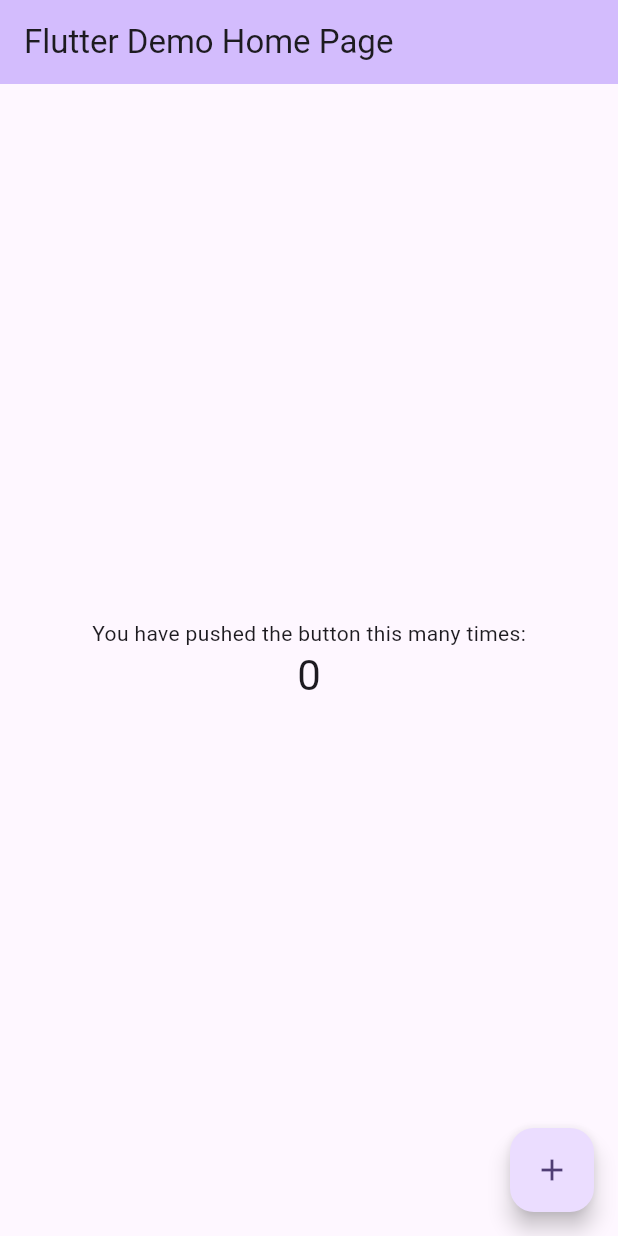
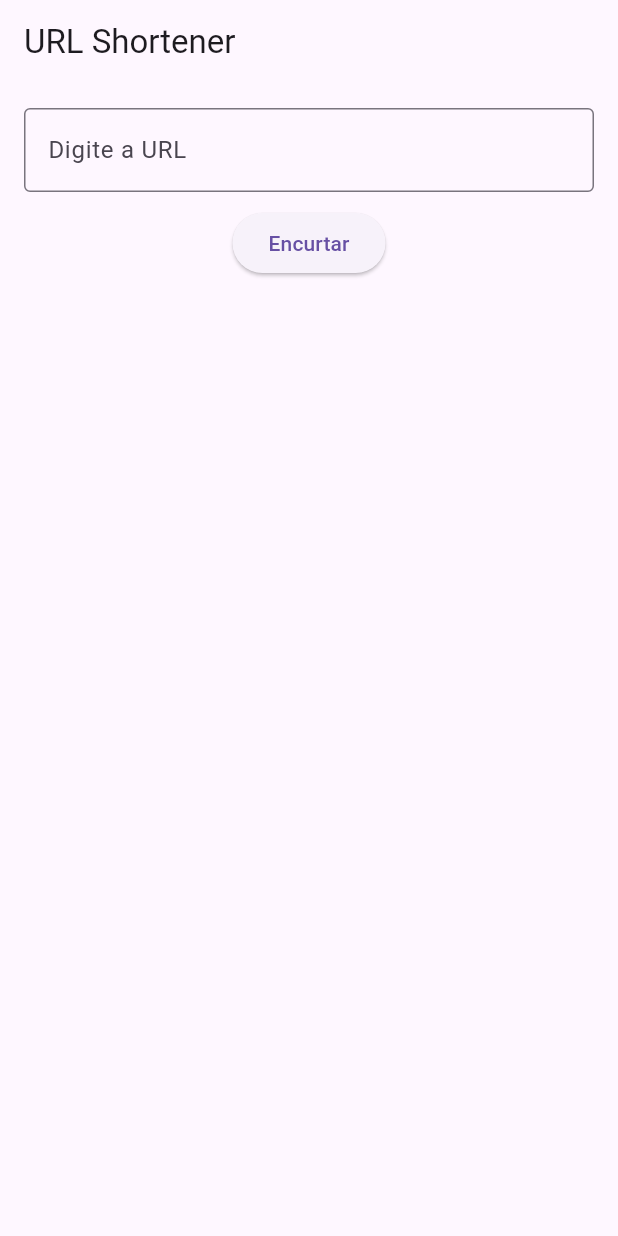
Before and after one commit to pbelfort/link_app, a Flutter app: the screen it shows after launch, on a phone screen of 412 x 824 dp. Run offline on Flutter 3.47's test engine with Material 3 defaults, Android fonts, the phone set to English and light mode, and no system bars.

Commit message:
Implement URL shortener functionality with UI and state management

```diff
--- /dev/null
+++ b/lib/data/models/shortened_link.dart
@@ -0,0 +1,19 @@
+class ShortenedLink {
+  final String alias;
+  final String original;
+  final String short;
+
+  ShortenedLink({
+    required this.alias,
+    required this.original,
+    required this.short,
+  });
+
+  factory ShortenedLink.fromJson(Map<String, dynamic> json) {
+    return ShortenedLink(
+      alias: json['alias'],
+      original: json['_links']['self'],
+      short: json['_links']['short'],
+    );
+  }
+}
--- /dev/null
+++ b/lib/data/services/url_shortener_service.dart
@@ -0,0 +1,21 @@
+import 'dart:convert';
+import 'package:http/http.dart' as http;
+import '../../data/models/shortened_link.dart';
+
+class UrlShortenerService {
+  final String baseUrl = 'https://url-shortener-server.onrender.com/api/alias';
+
+  Future<ShortenedLink> shortenUrl(String url) async {
+    final response = await http.post(
+      Uri.parse(baseUrl),
+      headers: {'Content-Type': 'application/json'},
+      body: jsonEncode({'url': url}),
+    );
+
+    if (response.statusCode == 200) {
+      return ShortenedLink.fromJson(jsonDecode(response.body));
+    } else {
+      throw Exception('Erro ao encurtar URL');
+    }
+  }
+}
--- a/lib/main.dart
+++ b/lib/main.dart
@@ -1,122 +1,21 @@
 import 'package:flutter/material.dart';
+import 'package:provider/provider.dart';
+import 'data/services/url_shortener_service.dart';
+import 'presentation/providers/url_provider.dart';
+import 'presentation/screens/home_screen.dart';
 
 void main() {
-  runApp(const MyApp());
+  runApp(
+    MultiProvider(
+      providers: [
+        ChangeNotifierProvider(
+          create: (_) => UrlProvider(UrlShortenerService()),
+        ),
+      ],
+      child: const MaterialApp(
+        debugShowCheckedModeBanner: false,
+        home: HomeScreen(),
+      ),
+    ),
+  );
 }
-
-class MyApp extends StatelessWidget {
-  const MyApp({super.key});
-
-  // This widget is the root of your application.
-  @override
-  Widget build(BuildContext context) {
-    return MaterialApp(
-      title: 'Flutter Demo',
-      theme: ThemeData(
-        // This is the theme of your application.
-        //
-        // TRY THIS: Try running your application with "flutter run". You'll see
-        // the application has a purple toolbar. Then, without quitting the app,
-        // try changing the seedColor in the colorScheme below to Colors.green
-        // and then invoke "hot reload" (save your changes or press the "hot
-        // reload" button in a Flutter-supported IDE, or press "r" if you used
-        // the command line to start the app).
-        //
-        // Notice that the counter didn't reset back to zero; the application
-        // state is not lost during the reload. To reset the state, use hot
-        // restart instead.
-        //
-        // This works for code too, not just values: Most code changes can be
-        // tested with just a hot reload.
-        colorScheme: ColorScheme.fromSeed(seedColor: Colors.deepPurple),
-      ),
-      home: const MyHomePage(title: 'Flutter Demo Home Page'),
-    );
-  }
-}
-
-class MyHomePage extends StatefulWidget {
-  const MyHomePage({super.key, required this.title});
-
-  // This widget is the home page of your application. It is stateful, meaning
-  // that it has a State object (defined below) that contains fields that affect
-  // how it looks.
-
-  // This class is the configuration for the state. It holds the values (in this
-  // case the title) provided by the parent (in this case the App widget) and
-  // used by the build method of the State. Fields in a Widget subclass are
-  // always marked "final".
-
-  final String title;
-
-  @override
-  State<MyHomePage> createState() => _MyHomePageState();
-}
-
-class _MyHomePageState extends State<MyHomePage> {
-  int _counter = 0;
-
-  void _incrementCounter() {
-    setState(() {
-      // This call to setState tells the Flutter framework that something has
-      // changed in this State, which causes it to rerun the build method below
-      // so that the display can reflect the updated values. If we changed
-      // _counter without calling setState(), then the build method would not be
-      // called again, and so nothing would appear to happen.
-      _counter++;
-    });
-  }
-
-  @override
-  Widget build(BuildContext context) {
-    // This method is rerun every time setState is called, for instance as done
-    // by the _incrementCounter method above.
-    //
-    // The Flutter framework has been optimized to make rerunning build methods
-    // fast, so that you can just rebuild anything that needs updating rather
-    // than having to individually change instances of widgets.
-    return Scaffold(
-      appBar: AppBar(
-        // TRY THIS: Try changing the color here to a specific color (to
-        // Colors.amber, perhaps?) and trigger a hot reload to see the AppBar
-        // change color while the other colors stay the same.
-        backgroundColor: Theme.of(context).colorScheme.inversePrimary,
-        // Here we take the value from the MyHomePage object that was created by
-        // the App.build method, and use it to set our appbar title.
-        title: Text(widget.title),
-      ),
-      body: Center(
-        // Center is a layout widget. It takes a single child and positions it
-        // in the middle of the parent.
-        child: Column(
-          // Column is also a layout widget. It takes a list of children and
-          // arranges them vertically. By default, it sizes itself to fit its
-          // children horizontally, and tries to be as tall as its parent.
-          //
-          // Column has various properties to control how it sizes itself and
-          // how it positions its children. Here we use mainAxisAlignment to
-          // center the children vertically; the main axis here is the vertical
-          // axis because Columns are vertical (the cross axis would be
-          // horizontal).
-          //
-          // TRY THIS: Invoke "debug painting" (choose the "Toggle Debug Paint"
-          // action in the IDE, or press "p" in the console), to see the
-          // wireframe for each widget.
-          mainAxisAlignment: MainAxisAlignment.center,
-          children: <Widget>[
-            const Text('You have pushed the button this many times:'),
-            Text(
-              '$_counter',
-              style: Theme.of(context).textTheme.headlineMedium,
-            ),
-          ],
-        ),
-      ),
-      floatingActionButton: FloatingActionButton(
-        onPressed: _incrementCounter,
-        tooltip: 'Increment',
-        child: const Icon(Icons.add),
-      ), // This trailing comma makes auto-formatting nicer for build methods.
-    );
-  }
-}
--- /dev/null
+++ b/lib/presentation/providers/url_provider.dart
@@ -0,0 +1,29 @@
+import 'package:flutter/material.dart';
+import '../../data/models/shortened_link.dart';
+import '../../data/services/url_shortener_service.dart';
+
+class UrlProvider extends ChangeNotifier {
+  final UrlShortenerService service;
+  UrlProvider(this.service);
+
+  final List<ShortenedLink> _history = [];
+  bool _loading = false;
+
+  List<ShortenedLink> get history => List.unmodifiable(_history);
+  bool get loading => _loading;
+
+  Future<void> shorten(String url) async {
+    _loading = true;
+    notifyListeners();
+
+    try {
+      final link = await service.shortenUrl(url);
+      _history.insert(0, link);
+    } catch (e) {
+      rethrow;
+    } finally {
+      _loading = false;
+      notifyListeners();
+    }
+  }
+}
--- /dev/null
+++ b/lib/presentation/screens/home_screen.dart
@@ -0,0 +1,75 @@
+import 'package:flutter/material.dart';
+import 'package:provider/provider.dart';
+import '../providers/url_provider.dart';
+import '../widgets/link_tile.dart';
+
+class HomeScreen extends StatefulWidget {
+  const HomeScreen({super.key});
+
+  @override
+  State<HomeScreen> createState() => _HomeScreenState();
+}
+
+class _HomeScreenState extends State<HomeScreen> {
+  final TextEditingController _controller = TextEditingController();
+
+  @override
+  Widget build(BuildContext context) {
+    return Scaffold(
+      appBar: AppBar(title: const Text('URL Shortener')),
+      body: Padding(
+        padding: const EdgeInsets.all(16.0),
+        child: Column(
+          children: [
+            TextField(
+              controller: _controller,
+              decoration: const InputDecoration(
+                labelText: 'Digite a URL',
+                border: OutlineInputBorder(),
+              ),
+            ),
+            const SizedBox(height: 10),
+            Consumer<UrlProvider>(
+              builder: (context, provider, child) {
+                return ElevatedButton(
+                  onPressed: provider.loading
+                      ? null
+                      : () async {
+                          if (_controller.text.isNotEmpty) {
+                            try {
+                              await provider.shorten(_controller.text);
+                              _controller.clear();
+                            } catch (_) {
+                              ScaffoldMessenger.of(context).showSnackBar(
+                                const SnackBar(
+                                  content: Text('Erro ao encurtar URL'),
+                                ),
+                              );
+                            }
+                          }
+                        },
+                  child: provider.loading
+                      ? const CircularProgressIndicator(color: Colors.white)
+                      : const Text('Encurtar'),
+                );
+              },
+            ),
+            const SizedBox(height: 20),
+            Expanded(
+              child: Consumer<UrlProvider>(
+                builder: (context, provider, child) {
+                  return ListView.builder(
+                    itemCount: provider.history.length,
+                    itemBuilder: (context, index) {
+                      return LinkTile(link: provider.history[index]);
+                    },
+                  );
+                },
+              ),
+            ),
+          ],
+        ),
+      ),
+    );
+  }
+}
```
Also changed, not shown: lib/presentation/widgets/link_tile.dart (added, +27 -0 lines), pubspec.yaml (+6 -67 lines), 1 other file.
